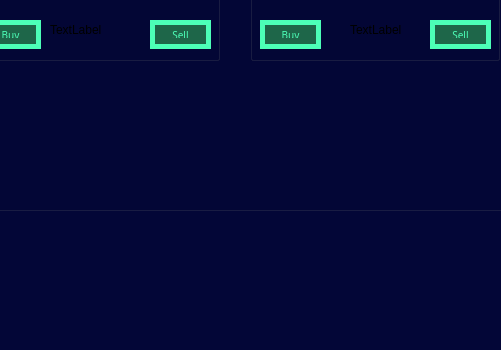
Above: itemshop.ui from Youssef-ayman55/BreakOut before the change; both pictures show x 360 to 861 and y 450 to 800 of the 1200 by 800 pixel window. Below: the same form after it.
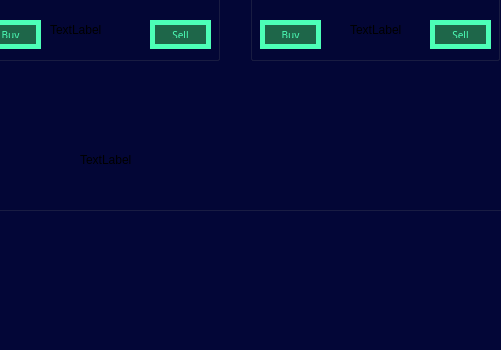
That is the form after the change. Icons and pictures are not drawn.

Diff of the .ui file:
```diff
--- a/itemshop.ui
+++ b/itemshop.ui
@@ -1031,6 +1031,19 @@
      </property>
     </widget>
    </widget>
+   <widget class="QLabel" name="warning">
+    <property name="geometry">
+     <rect>
+      <x>420</x>
+      <y>380</y>
+      <width>341</width>
+      <height>20</height>
+     </rect>
+    </property>
+    <property name="text">
+     <string>TextLabel</string>
+    </property>
+   </widget>
   </widget>
   <widget class="QLabel" name="label">
    <property name="geometry">
```
